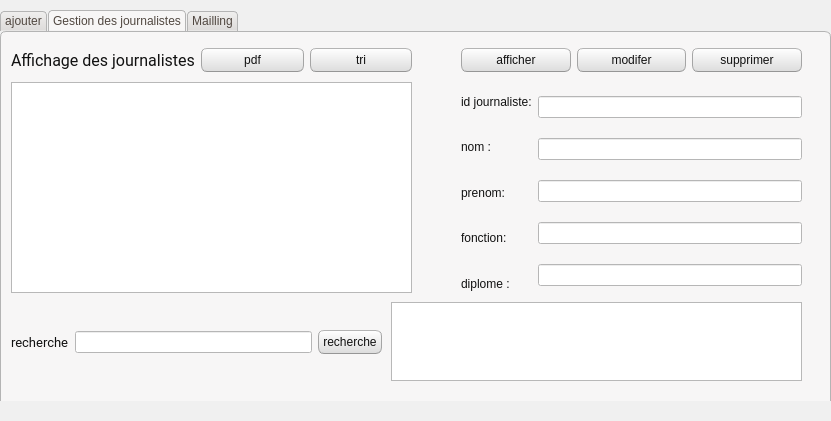
Before: the Qt Designer form Desktop/tache_qt/journaliste_mission.ui in naouelboughattas/Smart_News_Agency_2A17, drawn with Qt 5.
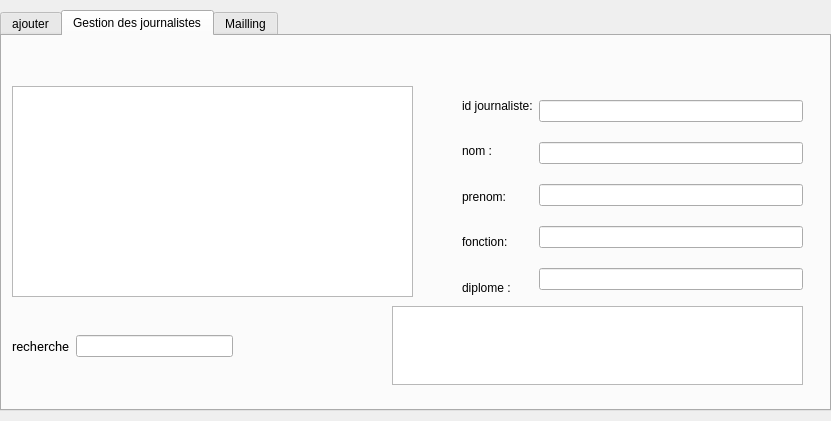
After: the same form once the commit is applied. The open tabs and pages were chosen to show the change. Icons and pictures are not drawn.

Diff of the .ui file:
```diff
--- a/Desktop/tache_qt/journaliste_mission.ui
+++ b/Desktop/tache_qt/journaliste_mission.ui
@@ -14,571 +14,15 @@
    <string>Dialog</string>
   </property>
   <property name="styleSheet">
-   <string notr="true">QMainWindow {
-	background-color:#f0f0f0;
-}
-QCheckBox {
-	padding:2px;
-}
-QCheckBox:hover {
-	border-radius:4px;
-	border-style:solid;
-	border-width:1px;
-	padding-left: 1px;
-	padding-right: 1px;
-	padding-bottom: 1px;
-	padding-top: 1px;
-	border-color: rgb(255,150,60);
-	background-color:qlineargradient(spread:pad, x1:0.5, y1:1, x2:0.5, y2:0, stop:0 rgba(190, 90, 50, 50), stop:1 rgba(250, 130, 40, 50));
-}
-QCheckBox::indicator:checked {
-	border-radius:4px;
-	border-style:solid;
-	border-width:1px;
-	border-color: rgb(246, 134, 86);
-  	background-color:rgb(246, 134, 86)
-}
-QCheckBox::indicator:unchecked {
-	border-radius:4px;
-	border-style:solid;
-	border-width:1px;
-	border-color:rgb(246, 134, 86);
-  	background-color:rgb(255,255,255);
-}
-QColorDialog {
-	background-color:#f0f0f0;
-}
-QComboBox {
-	color:rgb(81,72,65);
-	background: #ffffff;
-}
-QComboBox:editable {
-	background: #ffffff;
-	color: rgb(81,72,65);
-	selection-color:rgb(81,72,65);
-	selection-background-color: #ffffff;
-}
-QComboBox QAbstractItemView {
-	color:rgb(81,72,65);	
-	background: #ffffff;
-	selection-color: #ffffff;
-	selection-background-color: rgb(246, 134, 86);
-}
-QComboBox:!editable:on, QComboBox::drop-down:editable:on {
-	color:  #1e1d23;	
-	background: #ffffff;
-}
-QDateTimeEdit {
-	color:rgb(81,72,65);
-	background-color: #ffffff;
-}
-QDateEdit {
-	color:rgb(81,72,65);
-	background-color: #ffffff;
-}
-QDialog {
-	background-color:#f0f0f0;
-}
-QDoubleSpinBox {
-	color:rgb(81,72,65);
-	background-color: #ffffff;
-}
-QFontComboBox {
-	color:rgb(81,72,65);
-	background-color: #ffffff;
-}
-QLabel {
-	color:rgb(17,17,17);
-}
-QLineEdit {
-	background-color:rgb(255,255,255);
-	selection-background-color:rgb(236,116,64);
-	color:rgb(17,17,17);
-}
-QMenuBar {
-	color:rgb(223,219,210);
-	background-color:rgb(65,64,59);
-}
-QMenuBar::item {
-	padding-top:4px;
-	padding-left:4px;
-	padding-right:4px;
-	color:rgb(223,219,210);
-	background-color:rgb(65,64,59);
-}
-QMenuBar::item:selected {
-	color:rgb(255,255,255);
-	padding-top:2px;
-	padding-left:2px;
-	padding-right:2px;
-	border-top-width:2px;
-	border-left-width:2px;
-	border-right-width:2px;
-	border-top-right-radius:4px;
-	border-top-left-radius:4px;
-	border-style:solid;
-	background-color:rgb(65,64,59);
-	border-top-color: rgb(47,47,44);
-	border-right-color: qlineargradient(spread:pad, x1:0, y1:1, x2:1, y2:0, stop:0 rgba(90, 87, 78, 255), stop:1 rgba(47,47,44, 255));
-	border-left-color:  qlineargradient(spread:pad, x1:1, y1:0, x2:0, y2:0, stop:0 rgba(90, 87, 78, 255), stop:1 rgba(47,47,44, 255));
-}
-QMenu {
-	color:rgb(223,219,210);
-	background-color:rgb(65,64,59);
-}
-QMenu::item {
-	color:rgb(223,219,210);
-	padding-left:20px;
-	padding-top:4px;
-	padding-bottom:4px;
-	padding-right:10px;
-}
-QMenu::item:selected {
-	color:rgb(255,255,255);
-	background-color: qlineargradient(spread:pad, x1:0.5, y1:1, x2:0.5, y2:0, stop:0 rgba(225, 108, 54, 255), stop:1 rgba(246, 134, 86, 255));
-	border-style:solid;
-	border-width:3px;
-	padding-left:17px;
-	padding-top:4px;
-	padding-bottom:4px;
-	padding-right:7px;
-	border-bottom-color:qlineargradient(spread:pad, x1:0.5, y1:1, x2:0.5, y2:0, stop:0 rgba(175,85,48,255), stop:1 rgba(236,114,67, 255));
-	border-top-color:qlineargradient(spread:pad, x1:0.5, y1:1, x2:0.5, y2:0, stop:0 rgba(253,156,113,255), stop:1 rgba(205,90,46, 255));
-	border-right-color:qlineargradient(spread:pad, x1:0, y1:0.5, x2:1, y2:0.5, stop:0 rgba(253,156,113,255), stop:1 rgba(205,90,46, 255));
-	border-left-color:qlineargradient(spread:pad, x1:1, y1:0.5, x2:0, y2:0.5, stop:0 rgba(253,156,113,255), stop:1 rgba(205,90,46, 255));
-}
-QPlainTextEdit {
-	border-width: 1px;
-	border-style: solid;
-	border-color:transparent;
-	color:rgb(17,17,17);
-	selection-background-color:rgb(236,116,64);
-}
-QProgressBar {
-	text-align: center;
-	color: rgb(0, 0, 0);
-	border-width: 1px; 
-	border-radius: 10px;
-	border-style: inset;
-	border-color: rgb(150,150,150);
-	background-color:rgb(221,221,219);
-}
-QProgressBar::chunk:horizontal {
-	background-color: qlineargradient(spread:pad, x1:0.5, y1:1, x2:0.5, y2:0, stop:0 rgba(225, 108, 54, 255), stop:1 rgba(246, 134, 86, 255));
-	border-style: solid;
-	border-radius:8px;
-	border-width:1px;
-	border-bottom-color:qlineargradient(spread:pad, x1:0.5, y1:1, x2:0.5, y2:0, stop:0 rgba(175,85,48,255), stop:1 rgba(236,114,67, 255));
-	border-top-color:qlineargradient(spread:pad, x1:0.5, y1:1, x2:0.5, y2:0, stop:0 rgba(253,156,113,255), stop:1 rgba(205,90,46, 255));
-	border-right-color:qlineargradient(spread:pad, x1:0, y1:0.5, x2:1, y2:0.5, stop:0 rgba(253,156,113,255), stop:1 rgba(205,90,46, 255));
-	border-left-color:qlineargradient(spread:pad, x1:1, y1:0.5, x2:0, y2:0.5, stop:0 rgba(253,156,113,255), stop:1 rgba(205,90,46, 255));
-}
-QPushButton{
-	color:rgb(17,17,17);
-	border-width: 1px;
-	border-radius: 6px;
-	border-bottom-color: rgb(150,150,150);
-	border-right-color: rgb(165,165,165);
-	border-left-color: rgb(165,165,165);
-	border-top-color: rgb(180,180,180);
-	border-style: solid;
-	padding: 4px;
-	background-color: qlineargradient(spread:pad, x1:0.5, y1:1, x2:0.5, y2:0, stop:0 rgba(220, 220, 220, 255), stop:1 rgba(255, 255, 255, 255));
-}
-QPushButton:hover{
-	color:rgb(17,17,17);
-	border-width: 1px;
-	border-radius:6px;
-	border-top-color: rgb(255,150,60);
-	border-right-color: qlineargradient(spread:pad, x1:0, y1:1, x2:1, y2:0, stop:0 rgba(200, 70, 20, 255), stop:1 rgba(255,150,60, 255));
-	border-left-color:  qlineargradient(spread:pad, x1:1, y1:0, x2:0, y2:0, stop:0 rgba(200, 70, 20, 255), stop:1 rgba(255,150,60, 255));
-	border-bottom-color: rgb(200,70,20);
-	border-style: solid;
-	padding: 2px;
-	background-color: qlineargradient(spread:pad, x1:0.5, y1:1, x2:0.5, y2:0, stop:0 rgba(220, 220, 220, 255), stop:1 rgba(255, 255, 255, 255));
-}
-QPushButton:default{
-	color:rgb(17,17,17);
-	border-width: 1px;
-	border-radius:6px;
-	border-top-color: rgb(255,150,60);
-	border-right-color: qlineargradient(spread:pad, x1:0, y1:1, x2:1, y2:0, stop:0 rgba(200, 70, 20, 255), stop:1 rgba(255,150,60, 255));
-	border-left-color:  qlineargradient(spread:pad, x1:1, y1:0, x2:0, y2:0, stop:0 rgba(200, 70, 20, 255), stop:1 rgba(255,150,60, 255));
-	border-bottom-color: rgb(200,70,20);
-	border-style: solid;
-	padding: 2px;
-	background-color: qlineargradient(spread:pad, x1:0.5, y1:1, x2:0.5, y2:0, stop:0 rgba(220, 220, 220, 255), stop:1 rgba(255, 255, 255, 255));
-}
-QPushButton:pressed{
-	color:rgb(17,17,17);
-	border-width: 1px;
-	border-radius: 6px;
-	border-width: 1px;
-	border-top-color: rgba(255,150,60,200);
-	border-right-color: qlineargradient(spread:pad, x1:0, y1:1, x2:1, y2:0, stop:0 rgba(200, 70, 20, 255), stop:1 rgba(255,150,60, 200));
-	border-left-color:  qlineargradient(spread:pad, x1:1, y1:0, x2:0, y2:0, stop:0 rgba(200, 70, 20, 255), stop:1 rgba(255,150,60, 200));
-	border-bottom-color: rgba(200,70,20,200);
-	border-style: solid;
-	padding: 2px;
-	background-color: qlineargradient(spread:pad, x1:0.5, y1:0, x2:0.5, y2:1, stop:0 rgba(220, 220, 220, 255), stop:1 rgba(255, 255, 255, 255));
-}
-QPushButton:disabled{
-	color:rgb(174,167,159);
-	border-width: 1px;
-	border-radius: 6px;
-	background-color: qlineargradient(spread:pad, x1:0.5, y1:1, x2:0.5, y2:0, stop:0 rgba(200, 200, 200, 255), stop:1 rgba(230, 230, 230, 255));
-}
-QRadioButton {
-	padding: 1px;
-}
-QRadioButton::indicator:checked {
-	height: 10px;
-	width: 10px;
-	border-style:solid;
-	border-radius:5px;
-	border-width: 1px;
-	border-color: rgba(246, 134, 86, 255);
-	color: #a9b7c6;
-	background-color:rgba(246, 134, 86, 255);
-}
-QRadioButton::indicator:!checked {
-	height: 10px;
-	width: 10px;
-	border-style:solid;
-	border-radius:5px;
-	border-width: 1px;
-	border-color: rgb(246, 134, 86);
-	color: #a9b7c6;
-	background-color: transparent;
-}
-QScrollArea {
-	color: #FFFFFF;
-	background-color:#f0f0f0;
-}
-QSlider::groove {
-	border-style: solid;
-	border-width: 1px;
-	border-color: rgb(207,207,207);
-}
-QSlider::groove:horizontal {
-	height: 5px;
-	background: rgb(246, 134, 86);
-}
-QSlider::groove:vertical {
-	width: 5px;
-	background: rgb(246, 134, 86);
-}
-QSlider::handle:horizontal {
-	background: rgb(253,253,253);
-	border-style: solid;
-	border-width: 1px;
-	border-color: rgb(207,207,207);
-	width: 12px;
-	margin: -5px 0;
-	border-radius: 7px;
-}
-QSlider::handle:vertical {
-	background: rgb(253,253,253);
-	border-style: solid;
-	border-width: 1px;
-	border-color: rgb(207,207,207);
-	height: 12px;
-	margin: 0 -5px;
-	border-radius: 7px;
-}
-QSlider::add-page:horizontal {
- 	background: white;
-}
-QSlider::add-page:vertical {
-	background: white;
-}
-QSlider::sub-page:horizontal {
-	background: rgb(246, 134, 86);
-}
-QSlider::sub-page:vertical {
-  	background: rgb(246, 134, 86);
-}
-QStatusBar {
-	color:rgb(81,72,65);
-}
-QSpinBox {
-	color:rgb(81,72,65);
-	background-color: #ffffff;
-}
-QScrollBar:horizontal {
-	max-height: 20px;
-	border: 1px transparent grey;
-	margin: 0px 20px 0px 20px;
-}
-QScrollBar::handle:horizontal {
-	background: rgb(253,253,253);
-	border-style: solid;
-	border-width: 1px;
-	border-color: rgb(207,207,207);
-	border-radius: 7px;
-	min-width: 25px;
-}
-QScrollBar::handle:horizontal:hover {
-	background: rgb(253,253,253);
-	border-style: solid;
-	border-width: 1px;
-	border-color: rgb(255,150,60);
-	border-radius: 7px;
-	min-width: 25px;
-}
-QScrollBar::add-line:horizontal {
-  	border: 1px solid;
-  	border-color: rgb(207,207,207);
-  	border-top-right-radius: 7px;
-  	border-top-left-radius: 7px;
-  	border-bottom-right-radius: 7px;
-  	background: rgb(255, 255, 255);
-  	width: 20px;
-  	subcontrol-position: right;
-  	subcontrol-origin: margin;
-}
-QScrollBar::add-line:horizontal:hover {
-  	border: 1px solid;
-  	border-top-right-radius: 7px;
-  	border-top-left-radius: 7px;
-  	border-bottom-right-radius: 7px;
-  	border-color: rgb(255,150,60);
-  	background: rgb(255, 255, 255);
-  	width: 20px;
-  	subcontrol-position: right;
-  	subcontrol-origin: margin;
-}
-QScrollBar::add-line:horizontal:pressed {
-  	border: 1px solid grey;
-  	border-top-left-radius: 7px;
-  	border-top-right-radius: 7px;
-  	border-bottom-right-radius: 7px;
-  	background: rgb(231,231,231);
-  	width: 20px;
-  	subcontrol-position: right;
-  	subcontrol-origin: margin;
-}
-QScrollBar::sub-line:horizontal {
-  	border: 1px solid;
-  	border-color: rgb(207,207,207);
-  	border-top-right-radius: 7px;
-  	border-top-left-radius: 7px;
-  	border-bottom-left-radius: 7px;
-  	background: rgb(255, 255, 255);
-  	width: 20px;
-  	subcontrol-position: left;
-  	subcontrol-origin: margin;
-}
-QScrollBar::sub-line:horizontal:hover {
-  	border: 1px solid;
-  	border-color: rgb(255,150,60);
-  	border-top-right-radius: 7px;
-  	border-top-left-radius: 7px;
-  	border-bottom-left-radius: 7px;
-  	background: rgb(255, 255, 255);
-  	width: 20px;
-  	subcontrol-position: left;
-  	subcontrol-origin: margin;
-}
-QScrollBar::sub-line:horizontal:pressed {
-  	border: 1px solid grey;
-  	border-top-right-radius: 7px;
-  	border-top-left-radius: 7px;
-  	border-bottom-left-radius: 7px;
-  	background: rgb(231,231,231);
-  	width: 20px;
-  	subcontrol-position: left;
-  	subcontrol-origin: margin;
-}
-QScrollBar::left-arrow:horizontal {
-  	border: 1px transparent grey;
-  	border-top-left-radius: 3px;
-  	border-bottom-left-radius: 3px;
-  	width: 6px;
-  	height: 6px;
-  	background: rgb(230,230,230);
-}
-QScrollBar::right-arrow:horizontal {
-	border: 1px transparent grey;
-	border-top-right-radius: 3px;
-	border-bottom-right-radius: 3px;
-  	width: 6px;
-  	height: 6px;
- 	background: rgb(230,230,230);
-}
-QScrollBar::add-page:horizontal, QScrollBar::sub-page:horizontal {
- 	background: none;
-} 
-QScrollBar:vertical {
-	max-width: 20px;
-	border: 1px transparent grey;
-	margin: 20px 0px 20px 0px;
-}
-QScrollBar::add-line:vertical {
-	border: 1px solid;
-	border-color: rgb(207,207,207);
-	border-bottom-right-radius: 7px;
-	border-bottom-left-radius: 7px;
-	border-top-left-radius: 7px;
-	background: rgb(255, 255, 255);
-  	height: 20px;
-  	subcontrol-position: bottom;
-  	subcontrol-origin: margin;
-}
-QScrollBar::add-line:vertical:hover {
-  	border: 1px solid;
-  	border-color: rgb(255,150,60);
-  	border-bottom-right-radius: 7px;
-  	border-bottom-left-radius: 7px;
-  	border-top-left-radius: 7px;
-  	background: rgb(255, 255, 255);
-  	height: 20px;
-  	subcontrol-position: bottom;
-  	subcontrol-origin: margin;
-}
-QScrollBar::add-line:vertical:pressed {
-  	border: 1px solid grey;
-  	border-bottom-left-radius: 7px;
-  	border-bottom-right-radius: 7px;
-  	border-top-left-radius: 7px;
-  	background: rgb(231,231,231);
-  	height: 20px;
-  	subcontrol-position: bottom;
-  	subcontrol-origin: margin;
-}
-QScrollBar::sub-line:vertical {
-  	border: 1px solid;
-  	border-color: rgb(207,207,207);
-  	border-top-right-radius: 7px;
-  	border-top-left-radius: 7px;
-  	border-bottom-left-radius: 7px;
-  	background: rgb(255, 255, 255);
-  	height: 20px;
-  	subcontrol-position: top;
-  	subcontrol-origin: margin;
-}
-QScrollBar::sub-line:vertical:hover {
-  	border: 1px solid;
-  	border-color: rgb(255,150,60);
-  	border-top-right-radius: 7px;
-  	border-top-left-radius: 7px;
-  	border-bottom-left-radius: 7px;
-	background: rgb(255, 255, 255);
-  	height: 20px;
-  	subcontrol-position: top;
-  	subcontrol-origin: margin;
-}
-QScrollBar::sub-line:vertical:pressed {
-  	border: 1px solid grey;
-  	border-top-left-radius: 7px;
-  	border-top-right-radius: 7px;
-  	background: rgb(231,231,231);
- 	height: 20px;
-  	subcontrol-position: top;
-  	subcontrol-origin: margin;
-}
-QScrollBar::handle:vertical {
-	background: rgb(253,253,253);
-	border-style: solid;
-	border-width: 1px;
-	border-color: rgb(207,207,207);
-	border-radius: 7px;
-	min-height: 25px;
-}
-QScrollBar::handle:vertical:hover {
-	background: rgb(253,253,253);
-	border-style: solid;
-	border-width: 1px;
-	border-color: rgb(255,150,60);
-	border-radius: 7px;
-	min-height: 25px;
-}
-QScrollBar::up-arrow:vertical {
-	border: 1px transparent grey;
-  	border-top-left-radius: 3px;
-	border-top-right-radius: 3px;
-  	width: 6px;
-  	height: 6px;
-  	background: rgb(230,230,230);
-}
-QScrollBar::down-arrow:vertical {
-  	border: 1px transparent grey;
-  	border-bottom-left-radius: 3px;
-  	border-bottom-right-radius: 3px;
-  	width: 6px;
-  	height: 6px;
-  	background: rgb(230,230,230);
-}
-QScrollBar::add-page:vertical, QScrollBar::sub-page:vertical {
-  	background: none;
-}
-QTabWidget {
-	color:rgb(0,0,0);
-	background-color:rgb(247,246,246);
-}
-QTabWidget::pane {
-	border-color: rgb(180,180,180);
-	background-color:rgb(247,246,246);
-	border-style: solid;
-	border-width: 1px;
-  	border-radius: 6px;
-}
-QTabBar::tab {
-	padding-left:4px;
-	padding-right:4px;
-	padding-bottom:2px;
-	padding-top:2px;
-	color:rgb(81,72,65);
-  	background-color: qlineargradient(spread:pad, x1:0.5, y1:1, x2:0.5, y2:0, stop:0 rgba(221,218,217,255), stop:1 rgba(240,239,238,255));
-	border-style: solid;
-	border-width: 1px;
-  	border-top-right-radius:4px;
-	border-top-left-radius:4px;
-	border-top-color: rgb(180,180,180);
-	border-left-color: rgb(180,180,180);
-	border-right-color: rgb(180,180,180);
-	border-bottom-color: transparent;
-}
-QTabBar::tab:selected, QTabBar::tab:last:selected, QTabBar::tab:hover {
-  	background-color:rgb(247,246,246);
-  	margin-left: 0px;
-  	margin-right: 1px;
-}
-QTabBar::tab:!selected {
-	margin-top: 1px;
-	margin-right: 1px;
-}
-QTextEdit {
-	border-width: 1px;
-	border-style: solid;
-	border-color:transparent;
-	color:rgb(17,17,17);
-	selection-background-color:rgb(236,116,64);
-}
-QTimeEdit {
-	color:rgb(81,72,65);
-	background-color: #ffffff;
-}
-QToolBox {
-	color:rgb(81,72,65);
-	background-color: #ffffff;
-}
-QToolBox::tab {
-	color:rgb(81,72,65);
-	background-color: #ffffff;
-}
-QToolBox::tab:selected {
-	color:rgb(81,72,65);
-	background-color: #ffffff;
-}</string>
+   <string notr="true"/>
   </property>
   <widget class="QStackedWidget" name="stackedWidget">
    <property name="geometry">
     <rect>
      <x>0</x>
      <y>10</y>
-     <width>831</width>
-     <height>391</height>
+     <width>841</width>
+     <height>401</height>
     </rect>
    </property>
    <property name="currentIndex">
@@ -759,7 +203,7 @@
         <rect>
          <x>10</x>
          <y>270</y>
-         <width>371</width>
+         <width>221</width>
          <height>81</height>
         </rect>
        </property>
@@ -786,16 +230,6 @@
         <item>
          <widget class="QLineEdit" name="id_rechercher_2"/>
         </item>
-        <item>
-         <widget class="QPushButton" name="recherchep_2">
-          <property name="styleSheet">
-           <string notr="true">font: 10pt &quot;Roboto&quot;;</string>
-          </property>
-          <property name="text">
-           <string>recherche</string>
-          </property>
-         </widget>
-        </item>
        </layout>
       </widget>
       <widget class="QWidget" name="horizontalLayoutWidget_10">
@@ -813,57 +247,6 @@
         </item>
        </layout>
       </widget>
-      <widget class="QWidget" name="horizontalLayoutWidget_11">
-       <property name="geometry">
-        <rect>
-         <x>10</x>
-         <y>10</y>
-         <width>401</width>
-         <height>36</height>
-        </rect>
-       </property>
-       <layout class="QHBoxLayout" name="horizontalLayout_11">
-        <item>
-         <widget class="QLabel" name="label_14">
-          <property name="font">
-           <font>
-            <family>Roboto</family>
-            <pointsize>12</pointsize>
-            <weight>50</weight>
-            <italic>false</italic>
-            <bold>false</bold>
-           </font>
-          </property>
-          <property name="styleSheet">
-           <string notr="true">font: 12pt &quot;Roboto&quot;;</string>
-          </property>
-          <property name="text">
-           <string>Affichage des journalistes</string>
-          </property>
-         </widget>
-        </item>
-        <item>
-         <widget class="QPushButton" name="pdf_p_2">
-          <property name="styleSheet">
-           <string notr="true">font: 10pt &quot;Roboto&quot;;</string>
-          </property>
-          <property name="text">
-           <string>pdf</string>
-          </property>
-         </widget>
-        </item>
-        <item>
-         <widget class="QPushButton" name="tri_p_2">
-          <property name="styleSheet">
-           <string notr="true">font: 10pt &quot;Roboto&quot;;</string>
-          </property>
-          <property name="text">
-           <string>tri</string>
-          </property>
-         </widget>
-        </item>
-       </layout>
-      </widget>
       <widget class="QWidget" name="horizontalLayoutWidget_12">
        <property name="geometry">
         <rect>
@@ -959,47 +342,156 @@
         </rect>
        </property>
       </widget>
-      <widget class="QWidget" name="horizontalLayoutWidget_13">
+      <widget class="QPushButton" name="recherchep_2">
+       <property name="geometry">
+        <rect>
+         <x>250</x>
+         <y>301</y>
+         <width>81</width>
+         <height>20</height>
+        </rect>
+       </property>
+       <property name="styleSheet">
+        <string notr="true">font: 10pt &quot;Roboto&quot;;
+
+border-image: url(:/recherche.png);
+
+background-color: transparent;
+background: none;
+border: none;
+background-repeat: none;</string>
+       </property>
+       <property name="text">
+        <string/>
+       </property>
+      </widget>
+      <widget class="QPushButton" name="trieprenom">
+       <property name="geometry">
+        <rect>
+         <x>100</x>
+         <y>20</y>
+         <width>81</width>
+         <height>21</height>
+        </rect>
+       </property>
+       <property name="styleSheet">
+        <string notr="true">
+background-color: transparent;
+background: none;
+border: none;
+background-repeat: none;
+border-image: url(:/prenom.png);</string>
+       </property>
+       <property name="text">
+        <string/>
+       </property>
+      </widget>
+      <widget class="QPushButton" name="tri_p_2">
+       <property name="geometry">
+        <rect>
+         <x>190</x>
+         <y>21</y>
+         <width>81</width>
+         <height>20</height>
+        </rect>
+       </property>
+       <property name="styleSheet">
+        <string notr="true">
+background-color: transparent;
+background: none;
+border: none;
+background-repeat: none;
+border-image: url(:/nom.png);</string>
+       </property>
+       <property name="text">
+        <string/>
+       </property>
+      </widget>
+      <widget class="QPushButton" name="pdf_p_2">
+       <property name="geometry">
+        <rect>
+         <x>10</x>
+         <y>20</y>
+         <width>81</width>
+         <height>21</height>
+        </rect>
+       </property>
+       <property name="styleSheet">
+        <string notr="true">border-image: url(:/pdf.png);
+background-color: transparent;
+background: none;
+border: none;
+background-repeat: none;</string>
+       </property>
+       <property name="text">
+        <string/>
+       </property>
+      </widget>
+      <widget class="QPushButton" name="afficherp_2">
        <property name="geometry">
         <rect>
          <x>460</x>
-         <y>10</y>
-         <width>341</width>
-         <height>36</height>
+         <y>20</y>
+         <width>111</width>
+         <height>21</height>
         </rect>
        </property>
-       <layout class="QHBoxLayout" name="horizontalLayout_13">
-        <item>
-         <widget class="QPushButton" name="afficherp_2">
-          <property name="styleSheet">
-           <string notr="true">font: 10pt &quot;Roboto&quot;;</string>
-          </property>
-          <property name="text">
-           <string>afficher</string>
-          </property>
-         </widget>
-        </item>
-        <item>
-         <widget class="QPushButton" name="modifierp_2">
-          <property name="styleSheet">
-           <string notr="true">font: 10pt &quot;Roboto&quot;;</string>
-          </property>
-          <property name="text">
-           <string>modifer</string>
-          </property>
-         </widget>
-        </item>
-        <item>
-         <widget class="QPushButton" name="supprimer_2">
-          <property name="styleSheet">
-           <string notr="true">font: 10pt &quot;Roboto&quot;;</string>
-          </property>
-          <property name="text">
-           <string>supprimer</string>
-          </property>
-         </widget>
-        </item>
-       </layout>
+       <property name="styleSheet">
+        <string notr="true">font: 10pt &quot;Roboto&quot;;
+border-image: url(:/afficher.png);
+
+background-color: transparent;
+background: none;
+border: none;
+background-repeat: none;</string>
+       </property>
+       <property name="text">
+        <string/>
+       </property>
+      </widget>
+      <widget class="QPushButton" name="modifierp_2">
+       <property name="geometry">
+        <rect>
+         <x>580</x>
+         <y>20</y>
+         <width>111</width>
+         <height>21</height>
+        </rect>
+       </property>
+       <property name="styleSheet">
+        <string notr="true">font: 10pt &quot;Roboto&quot;;
+background-color: transparent;
+border-image: url(:/modifier.png);
+background: none;
+border: none;
+background-repeat: none;</string>
+       </property>
+       <property name="text">
+        <string/>
+       </property>
+      </widget>
+      <widget class="QPushButton" name="supprimer_2">
+       <property name="geometry">
+        <rect>
+         <x>700</x>
+         <y>20</y>
+         <width>111</width>
+         <height>21</height>
+        </rect>
+       </property>
+       <property name="styleSheet">
+        <string notr="true">font: 10pt &quot;Roboto&quot;;
+border-image: url(:/delete.png);
+
+
+background-color: transparent;
+background: none;
+border: none;
+background-repeat: none;</string>
+       </property>
+       <property name="text">
+        <string/>
+       </property>
       </widget>
      </widget>
      <widget class="QWidget" name="tab_6">
```
Left out of the diff: 413 changed lines with no effect on the pictures.
